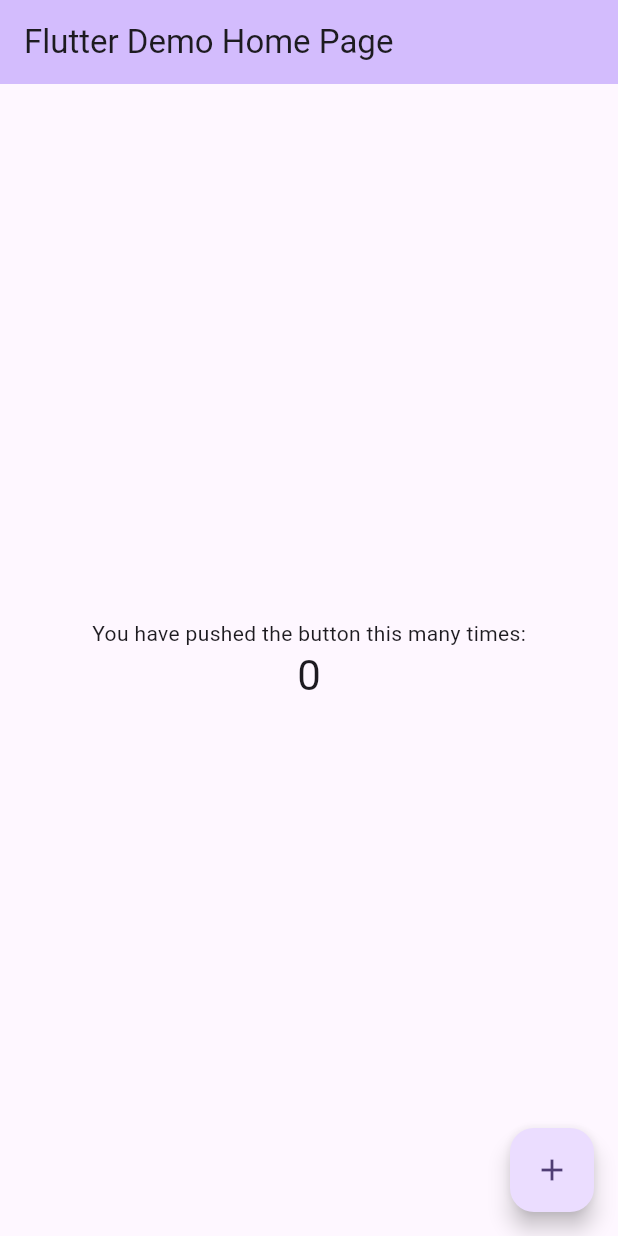
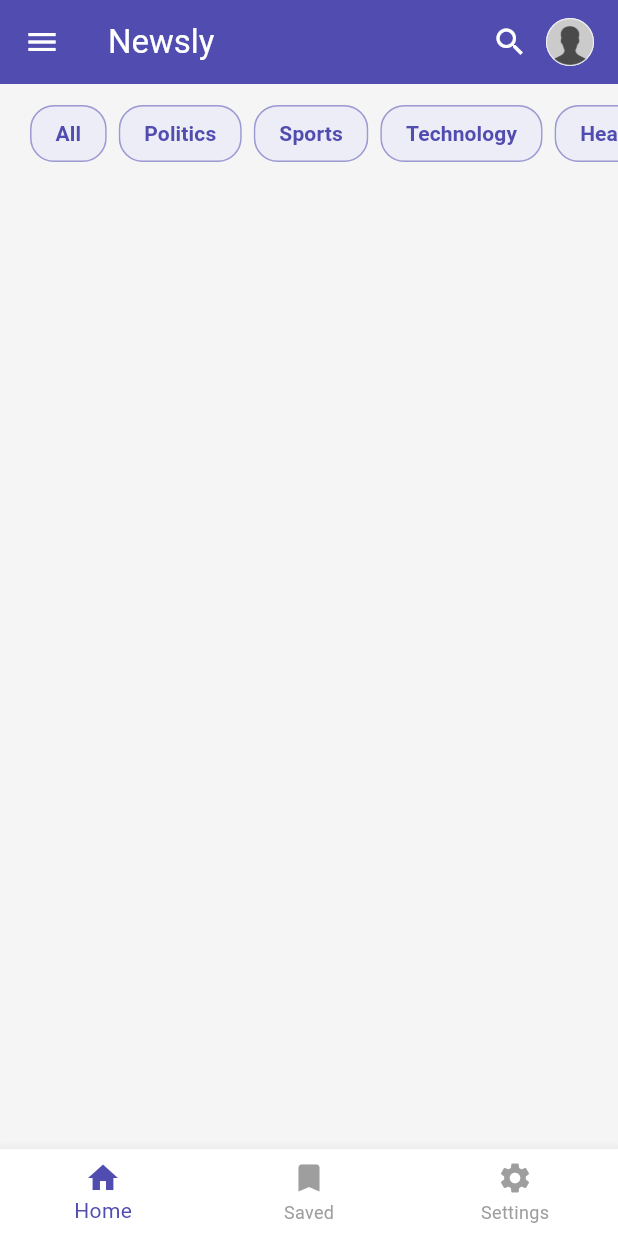
Before and after one commit to RehabNader003/News_App, a Flutter app: the screen it shows after launch, on a phone screen of 412 x 824 dp. Run offline on Flutter 3.47's test engine with Material 3 defaults, Android fonts, the phone set to English and light mode, and no system bars.

Commit message:
added part of home page design

```diff
--- a/lib/core/style/app_colors.dart
+++ b/lib/core/style/app_colors.dart
@@ -0,0 +1,10 @@
+import 'package:flutter/material.dart';
+
+class AppColors {
+  static const Color primary = Color(0xFF504CB0);
+  static const Color secondary = Color(0xFF8985E9);
+  static const Color surface = Colors.white;
+  static const Color onPrimary = Colors.white;
+  static const Color onSurface = Colors.black87;
+  static const Color background = Color(0xFFF5F5F5); // Grey 100
+}
--- a/lib/core/style/app_theme.dart
+++ b/lib/core/style/app_theme.dart
@@ -0,0 +1,35 @@
+import 'package:flutter/material.dart';
+import 'app_colors.dart';
+
+class AppTheme {
+
+  static ThemeData get lightTheme {
+    return ThemeData(
+      useMaterial3: true,
+      primaryColor: AppColors.primary,
+      colorScheme: ColorScheme.fromSeed(
+        seedColor: AppColors.primary,
+        primary: AppColors.primary,
+        secondary: AppColors.secondary,
+        surface: AppColors.surface,
+        onPrimary: AppColors.onPrimary,
+        onSurface: AppColors.onSurface,
+      ),
+      scaffoldBackgroundColor: AppColors.background,
+      appBarTheme: const AppBarTheme(
+        elevation: 0,
+        backgroundColor: AppColors.primary,
+        foregroundColor: AppColors.onPrimary,
+      ),
+      textTheme: const TextTheme(
+        headlineSmall: TextStyle(fontSize: 20, fontWeight: FontWeight.bold),
+        bodyMedium: TextStyle(fontSize: 16),
+        bodySmall: TextStyle(fontSize: 14, color: Colors.grey),
+      ),
+      cardTheme: CardThemeData(
+        elevation: 2,
+        shape: RoundedRectangleBorder(borderRadius: BorderRadius.circular(12)),
+      ),
+    );
+  }
+}
--- a/lib/main.dart
+++ b/lib/main.dart
@@ -1,75 +1,21 @@
 import 'package:flutter/material.dart';
+import 'package:news_app/views/Home.dart';
+import 'core/style/app_theme.dart';
 
 void main() {
-  runApp(const MyApp());
+  runApp(const NewslyApp());
 }
 
-class MyApp extends StatelessWidget {
-  const MyApp({super.key});
+class NewslyApp extends StatelessWidget {
+  const NewslyApp({super.key});
 
-  // This widget is the root of your application.
   @override
   Widget build(BuildContext context) {
     return MaterialApp(
-      title: 'Flutter Demo',
-      theme: ThemeData(
-        colorScheme: ColorScheme.fromSeed(seedColor: Colors.deepPurple),
-        useMaterial3: true,
-      ),
-      home: const MyHomePage(title: 'Flutter Demo Home Page'),
+      debugShowCheckedModeBanner: false,
+      title: 'Newsly',
+      theme: AppTheme.lightTheme,
+      home:  HomeSccreen(),
     );
   }
 }
-
-class MyHomePage extends StatefulWidget {
-  const MyHomePage({super.key, required this.title});
-
-  final String title;
-
-  @override
-  State<MyHomePage> createState() => _MyHomePageState();
-}
-
-class _MyHomePageState extends State<MyHomePage> {
-  int _counter = 0;
-
-  void _incrementCounter() {
-    setState(() {
-      _counter++;
-    });
-  }
-
-  @override
-  Widget build(BuildContext context) {
-
-    return Scaffold(
-      appBar: AppBar(
-
-        backgroundColor: Theme.of(context).colorScheme.inversePrimary,
-
-        title: Text(widget.title),
-      ),
-      body: Center(
-
-        child: Column(
-
-          mainAxisAlignment: MainAxisAlignment.center,
-          children: <Widget>[
-            const Text(
-              'You have pushed the button this many times:',
-            ),
-            Text(
-              '$_counter',
-              style: Theme.of(context).textTheme.headlineMedium,
-            ),
-          ],
-        ),
-      ),
-      floatingActionButton: FloatingActionButton(
-        onPressed: _incrementCounter,
-        tooltip: 'Increment',
-        child: const Icon(Icons.add),
-      ), // This trailing comma makes auto-formatting nicer for build methods.
-    );
-  }
-}
--- /dev/null
+++ b/lib/views/Home.dart
@@ -0,0 +1,108 @@
+import 'package:flutter/material.dart';
+
+import '../core/style/app_colors.dart';
+import '../widgets/CategoryList.dart';
+
+class HomeSccreen extends StatefulWidget{
+   HomeSccreen({super.key});
+  @override
+  State<HomeSccreen> createState() =>  _HomeScreenState() ;
+
+}
+
+class  _HomeScreenState extends State<HomeSccreen> {
+  final GlobalKey<ScaffoldState> _scaffoldKey = GlobalKey<ScaffoldState>();
+
+  int _selectedIndex = 0;
+
+  void _onItemTapped(int index) {
+    setState(() {
+      _selectedIndex = index;
+    });
+  }
+
+  @override
+  Widget build(BuildContext context) {
+    return Scaffold(
+      key: _scaffoldKey,
+      appBar: AppBar(
+        title: const Text('Newsly'),
+        leading: IconButton(
+          icon: const Icon(Icons.menu),
+          onPressed: () {
+            _scaffoldKey.currentState?.openDrawer();
+          },
+        ),
+        actions: [
+          IconButton(
+            icon: const Icon(Icons.search),
+            onPressed: () {},
+          ),
+          Padding(
+            padding: const EdgeInsets.only(right: 16.0),
+            child: CircleAvatar(
+              radius: 16,
+              backgroundImage: AssetImage('assets/images/profile_placeholder.png'),
+            ),
+          ),
+        ],
+      ),
+      drawer: Drawer(
+        child: ListView(
+          padding: EdgeInsets.zero,
+          children: const [
+            DrawerHeader(
+              decoration: BoxDecoration(color: AppColors.primary),
+              child: Text(
+                'Newsly Menu',
+                style: TextStyle(color: AppColors.onPrimary, fontSize: 24),
+              ),
+            ),
+            ListTile(
+              leading: Icon(Icons.home),
+              title: Text('Home'),
+            ),
+            ListTile(
+              leading: Icon(Icons.category),
+              title: Text('Categories'),
+            ),
+            ListTile(
+              leading: Icon(Icons.settings),
+              title: Text('Settings'),
+            ),
+          ],
+        ),
+      ),
+      body: CustomScrollView(
+        slivers: [
+          const SliverToBoxAdapter(child: CategoryList()),
+          //const NewsList(),
+        ],
+      ),
+      bottomNavigationBar: BottomNavigationBar(
+        currentIndex: _selectedIndex,
+        onTap: _onItemTapped,
+        selectedItemColor: AppColors.primary,
+        unselectedItemColor: Colors.grey,
+        items: const [
+          BottomNavigationBarItem(
+            icon: Icon(Icons.home),
+            label: 'Home',
+          ),
+          // BottomNavigationBarItem(
+          //   icon: Icon(Icons.trending_up),
+          //   label: 'Trending',
+          // ),
+          BottomNavigationBarItem(
+            icon: Icon(Icons.bookmark),
+            label: 'Saved',
+          ),
+          BottomNavigationBarItem(
+            icon: Icon(Icons.settings),
+            label: 'Settings',
+          ),
+        ],
+      ),
+    );
+  }
+}
--- /dev/null
+++ b/lib/widgets/CategoryList.dart
@@ -0,0 +1,46 @@
+import 'package:flutter/material.dart';
+
+import '../core/style/app_colors.dart';
+
+class CategoryList extends StatelessWidget {
+  const CategoryList({super.key});
+
+  final List<String> _categories = const [
+    'All',
+    'Politics',
+    'Sports',
+    'Technology',
+    'Health',
+    'Entertainment',
+  ];
+
+  @override
+  Widget build(BuildContext context) {
+    return Container(
+        height: 50,
+        margin: const EdgeInsets.symmetric(vertical: 8.0),
+        child: ListView.builder(
+          scrollDirection: Axis.horizontal,
+          padding: const EdgeInsets.symmetric(horizontal: 16.0),
+          itemCount: _categories.length,
+          itemBuilder: (context, index) {
+            return Padding(
+              padding: const EdgeInsets.symmetric(horizontal: 4.0),
+              child: Chip(
+                label: Text(_categories[index]),
+                backgroundColor: AppColors.primary.withOpacity(0.1),
+                labelStyle: const TextStyle(
+                  color: AppColors.primary,
+                  fontWeight: FontWeight.w600,
+                ),
+                shape: RoundedRectangleBorder(
+                  borderRadius: BorderRadius.circular(16),
+                  side: BorderSide(color: AppColors.primary.withOpacity(0.3)),
+                ),
+              ),
+            );
+          }
+        ),
+    );
+  }
+}
--- a/pubspec.yaml
+++ b/pubspec.yaml
@@ -59,9 +59,9 @@ flutter:
   uses-material-design: true
 
   # To add assets to your application, add an assets section, like this:
-  # assets:
-  #   - images/a_dot_burr.jpeg
-  #   - images/a_dot_ham.jpeg
+  assets:
+    - assets/images/
+
 
   # An image asset can refer to one or more resolution-specific "variants", see
   # https://flutter.dev/to/resolution-aware-images
```
Also changed, not shown: assets/images/news_placeholder.png (added), assets/images/profile_placeholder.png (added), assets/images/technology.jpeg (added), lib/widgets/NewsList.dart (added), pubspec.lock, 10 other files.
